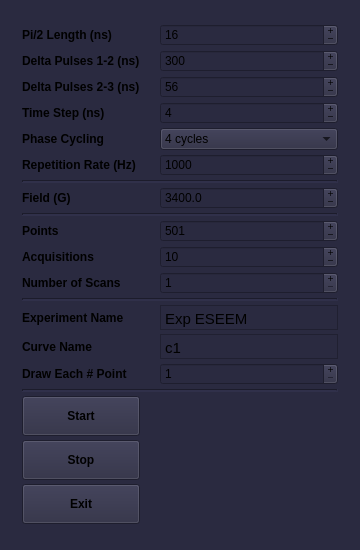
The window that atomize/control_center/gui/eseem_main_window.ui (Anatoly1010/Atomize_NIOCH) describes before a commit, drawn with Qt 5.
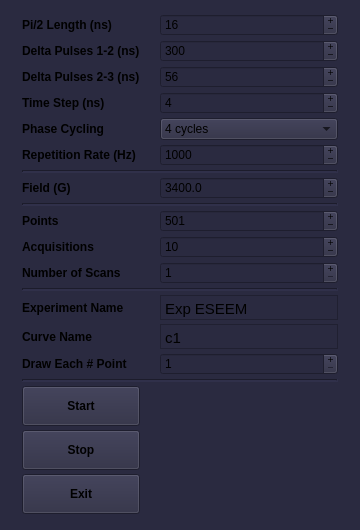
The same window after the commit.

```diff
--- a/atomize/control_center/gui/eseem_main_window.ui
+++ b/atomize/control_center/gui/eseem_main_window.ui
@@ -7,7 +7,7 @@
     <x>0</x>
     <y>0</y>
     <width>360</width>
-    <height>550</height>
+    <height>530</height>
    </rect>
   </property>
   <property name="sizePolicy">
@@ -19,13 +19,13 @@
   <property name="minimumSize">
    <size>
     <width>360</width>
-    <height>550</height>
+    <height>530</height>
    </size>
   </property>
   <property name="maximumSize">
    <size>
     <width>360</width>
-    <height>550</height>
+    <height>530</height>
    </size>
   </property>
   <property name="font">
@@ -50,13 +50,13 @@
    <property name="minimumSize">
     <size>
      <width>360</width>
-     <height>550</height>
+     <height>530</height>
     </size>
    </property>
    <property name="maximumSize">
     <size>
      <width>360</width>
-     <height>550</height>
+     <height>530</height>
     </size>
    </property>
    <layout class="QGridLayout" name="gridLayout_2">
@@ -135,8 +135,8 @@
          <string>&lt;!DOCTYPE HTML PUBLIC &quot;-//W3C//DTD HTML 4.0//EN&quot; &quot;http://www.w3.org/TR/REC-html40/strict.dtd&quot;&gt;
 &lt;html&gt;&lt;head&gt;&lt;meta name=&quot;qrichtext&quot; content=&quot;1&quot; /&gt;&lt;style type=&quot;text/css&quot;&gt;
 p, li { white-space: pre-wrap; }
-&lt;/style&gt;&lt;/head&gt;&lt;body style=&quot; font-family:'Ubuntu'; font-size:11pt; font-weight:400; font-style:normal;&quot;&gt;
-&lt;p style=&quot; margin-top:0px; margin-bottom:0px; margin-left:0px; margin-right:0px; -qt-block-indent:0; text-indent:0px;&quot;&gt;c1&lt;/p&gt;&lt;/body&gt;&lt;/html&gt;</string>
+&lt;/style&gt;&lt;/head&gt;&lt;body style=&quot; font-family:'Ubuntu Bold'; font-size:10pt; font-weight:400; font-style:normal;&quot;&gt;
+&lt;p style=&quot; margin-top:0px; margin-bottom:0px; margin-left:0px; margin-right:0px; -qt-block-indent:0; text-indent:0px;&quot;&gt;&lt;span style=&quot; font-family:'Ubuntu'; font-size:11pt;&quot;&gt;c1&lt;/span&gt;&lt;/p&gt;&lt;/body&gt;&lt;/html&gt;</string>
         </property>
        </widget>
       </item>
@@ -320,8 +320,8 @@
          <string>&lt;!DOCTYPE HTML PUBLIC &quot;-//W3C//DTD HTML 4.0//EN&quot; &quot;http://www.w3.org/TR/REC-html40/strict.dtd&quot;&gt;
 &lt;html&gt;&lt;head&gt;&lt;meta name=&quot;qrichtext&quot; content=&quot;1&quot; /&gt;&lt;style type=&quot;text/css&quot;&gt;
 p, li { white-space: pre-wrap; }
-&lt;/style&gt;&lt;/head&gt;&lt;body style=&quot; font-family:'Ubuntu'; font-size:11pt; font-weight:400; font-style:normal;&quot;&gt;
-&lt;p style=&quot; margin-top:7px; margin-bottom:7px; margin-left:0px; margin-right:0px; -qt-block-indent:0; text-indent:0px;&quot;&gt;Exp ESEEM&lt;/p&gt;&lt;/body&gt;&lt;/html&gt;</string>
+&lt;/style&gt;&lt;/head&gt;&lt;body style=&quot; font-family:'Ubuntu Bold'; font-size:10pt; font-weight:400; font-style:normal;&quot;&gt;
+&lt;p style=&quot; margin-top:7px; margin-bottom:7px; margin-left:0px; margin-right:0px; -qt-block-indent:0; text-indent:0px;&quot;&gt;&lt;span style=&quot; font-family:'Ubuntu'; font-size:11pt;&quot;&gt;Exp ESEEM&lt;/span&gt;&lt;/p&gt;&lt;/body&gt;&lt;/html&gt;</string>
         </property>
         <property name="overwriteMode">
          <bool>true</bool>
```
Left out of the diff: 10 changed lines with no effect on the pictures.
